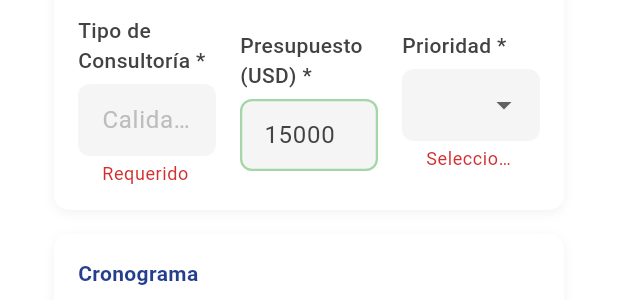
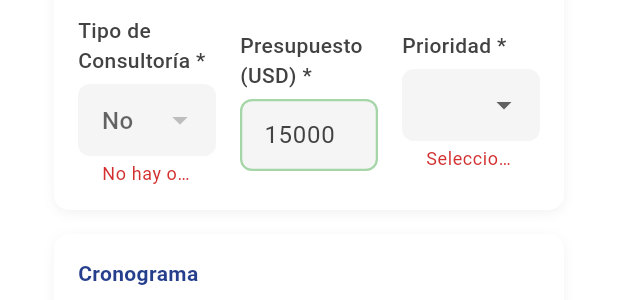
Before and after one commit to VictorDevCode21/project_manager, a Flutter app: the CreateProjectDialog widget shown alone on an empty page, opened directly, after a tap on "Crear Proyecto", on a phone screen of 412 x 824 dp. Shown: the part 735-1035 px from the top of the screen. Run offline on Flutter 3.47's test engine with Material 3 defaults, Android fonts, the phone set to English and light mode, and no system bars; our stand-ins replace cloud_firestore, firebase_auth, firebase_core, go_router; accounts and stored records are empty.

Commit message:
Implemented Dropdown Options button for strict consultingType options

```diff
--- a/lib/controllers/catalog_controller.dart
+++ b/lib/controllers/consulting_type_controller.dart
@@ -4,11 +4,11 @@ import 'package:firebase_auth/firebase_auth.dart';
 import 'package:prolab_unimet/models/consulting_types.dart';
 
 /// Catalog queries only (no UI here).
-class CatalogController {
+class ConsultingTypeController {
   final FirebaseFirestore _db;
   final FirebaseAuth _auth;
 
-  CatalogController({FirebaseFirestore? firestore, FirebaseAuth? auth})
+  ConsultingTypeController({FirebaseFirestore? firestore, FirebaseAuth? auth})
     : _db = firestore ?? FirebaseFirestore.instance,
       _auth = auth ?? FirebaseAuth.instance;
 
--- a/lib/controllers/project_controller.dart
+++ b/lib/controllers/project_controller.dart
@@ -1,11 +1,9 @@
-// lib/controllers/project_controller.dart
-import 'dart:developer' as dev; // structured logging
+import 'dart:developer' as dev;
 import 'package:flutter/foundation.dart' show debugPrint;
 import 'package:cloud_firestore/cloud_firestore.dart';
 import 'package:firebase_auth/firebase_auth.dart';
 import 'package:prolab_unimet/models/projects_model.dart';
 
-/// Coordinates project persistence and queries. No UI here.
 class ProjectController {
   final FirebaseFirestore _db;
   final FirebaseAuth _auth;
@@ -14,9 +12,6 @@ class ProjectController {
     : _db = firestore ?? FirebaseFirestore.instance,
       _auth = auth ?? FirebaseAuth.instance;
 
-  /// Creates a project owned by the current user.
-  /// Default status is PLANNING (rules also enforce this).
-  /// Adds search helpers: `nameLower` and `createdAt` (server timestamp).
   Future<String> createProject({
     required String name,
     required String client,
@@ -32,7 +27,6 @@ class ProjectController {
       throw Exception('No authenticated user found.');
     }
 
-    // 1) Normalize inputs
     final normalized = _normalizeInputs(
       name: name,
       client: client,
@@ -43,7 +37,6 @@ class ProjectController {
       endDate: endDate,
     );
 
-    // 2) Validate inputs
     _validateInputs(
       name: normalized.name,
       client: normalized.client,
@@ -54,11 +47,10 @@ class ProjectController {
       endDate: normalized.endDate,
     );
 
-    // 3) Prepare model and doc ref
     final projRef = _db.collection('projects').doc(); // auto-id
     final project = Project.newProject(
       id: projRef.id,
-      ownerId: user.uid, // must match rules
+      ownerId: user.uid,
       name: normalized.name,
       client: normalized.client,
       description: normalized.description,
@@ -67,21 +59,16 @@ class ProjectController {
       priority: priority,
       startDate: normalized.startDate,
       endDate: normalized.endDate,
-      // IMPORTANT: Project model may already set status; we still hard-set in payload below
     );
 
-    // 4) Log payload for debugging
     _logProjectPayload(stage: 'before_write', uid: user.uid, project: project);
 
     try {
-      // 5) Build raw map to inject enforced/default fields
       final data = project.toMap()
         ..addAll({
-          // Enforced by rules: must be PLANNING on create
-          'status': 'PLANNING',
-          // Lowercased name to support prefix search queries
+          'status': 'PLANNING', // enforced by rules
           'nameLower': project.name.toLowerCase(),
-          // Server timestamp for consistent ordering
+          'visibleTo': project.visibleTo, // <- ya incluye [ownerId]
           'createdAt': FieldValue.serverTimestamp(),
         });
 
@@ -99,11 +86,9 @@ class ProjectController {
         'message': e.message,
         'plugin': e.plugin,
       });
-
-      // Friendlier messages for UI
       if (e.code == 'permission-denied') {
         throw Exception(
-          '[permission-denied] You are not allowed to write this document. Check ownerId and Firestore rules.',
+          '[permission-denied] You are not allowed to write this document. Check ownerId, role claim and security rules.',
         );
       }
       if (e.code == 'failed-precondition') {
@@ -121,29 +106,6 @@ class ProjectController {
     }
   }
 
-  // ---------------- Queries ----------------
-
-  /// Wire values for status to avoid typos across app/rules.
-  /// Keep in sync with security rules and any backend code.
-  // enum ProjectStatus { planning, inProgress, completed, archived }
-
-  // extension ProjectStatusX on ProjectStatus {
-  //   String get wire {
-  //     switch (this) {
-  //       case ProjectStatus.planning:
-  //         return 'PLANNING';
-  //       case ProjectStatus.inProgress:
-  //         return 'IN_PROGRESS';
-  //       case ProjectStatus.completed:
-  //         return 'COMPLETED';
-  //       case ProjectStatus.archived:
-  //         return 'ARCHIVED';
-  //     }
-  //   }
-  // }
-
-  /// Streams projects owned by the current user ordered by recency.
-  /// Useful for simple lists without filters or search.
   Stream<List<Project>> streamOwnedProjects({int limit = 50}) {
     final user = _auth.currentUser;
     if (user == null) {
@@ -158,18 +120,6 @@ class ProjectController {
         .map((snap) => snap.docs.map(Project.fromDoc).toList());
   }
 
-  /// Streams projects with optional filters (status, consultingType) and
-  /// optional prefix search on project name (case-insensitive via `nameLower`).
-  ///
-  /// Indexes you will need (create them in console or firestore.indexes.json):
-  /// - ownerId ASC, createdAt DESC
-  /// - ownerId ASC, status ASC, createdAt DESC
-  /// - ownerId ASC, consultingType ASC, createdAt DESC
-  /// - ownerId ASC, status ASC, consultingType ASC, createdAt DESC
-  /// - ownerId ASC, nameLower ASC
-  /// - ownerId ASC, status ASC, nameLower ASC
-  /// - ownerId ASC, consultingType ASC, nameLower ASC
-  /// - ownerId ASC, status ASC, consultingType ASC, nameLower ASC
   Stream<QuerySnapshot<Map<String, dynamic>>> watchProjects({
     ProjectStatus? statusFilter,
     String? consultingTypeFilter,
@@ -198,7 +148,6 @@ class ProjectController {
     final hasSearch = s != null && s.isNotEmpty;
 
     if (hasSearch) {
-      // Range queries require ordering by the same field
       q = q.orderBy('nameLower').startAt([s]).endAt(['$s\uf8ff']);
     } else {
       q = q.orderBy('createdAt', descending: true);
@@ -207,9 +156,6 @@ class ProjectController {
     return q.limit(limit).snapshots();
   }
 
-  // --------------- Helpers: validation, normalization, logging ---------------
-
-  /// Normalizes text fields (trim) and returns a typed holder.
   _Normalized _normalizeInputs({
     required String name,
     required String client,
@@ -230,7 +176,6 @@ class ProjectController {
     );
   }
 
-  /// Validates input. Throws ArgumentError with a clear message.
   void _validateInputs({
     required String name,
     required String client,
@@ -252,14 +197,12 @@ class ProjectController {
     if (consultingType.isEmpty || consultingType.length < 3) {
       throw ArgumentError('Consulting type must be at least 3 characters.');
     }
-
     if (budgetUsd.isNaN || budgetUsd.isInfinite || budgetUsd <= 0) {
       throw ArgumentError('Budget must be a valid positive number.');
     }
     if (budgetUsd > 1e9) {
       throw ArgumentError('Budget looks unrealistically large.');
     }
-
     if (endDate.isBefore(startDate)) {
       throw ArgumentError('End date cannot be before start date.');
     }
@@ -270,7 +213,6 @@ class ProjectController {
     }
   }
 
-  /// Logs a compact snapshot of the project to help debug payload issues.
   void _logProjectPayload({
     required String stage,
     required String uid,
@@ -288,6 +230,7 @@ class ProjectController {
       'startDate': project.startDate.toIso8601String(),
       'endDate': project.endDate.toIso8601String(),
       'consultingType': project.consultingType,
+      'visibleTo': project.visibleTo, // <-- log útil para depurar reglas
       'desc_len': project.description.length,
     };
     debugPrint('[ProjectController] payload: $data');
@@ -305,7 +248,6 @@ class ProjectController {
   }
 }
 
-/// Internal normalized holder to keep code tidy.
 class _Normalized {
   final String name;
   final String client;
--- a/lib/models/projects_model.dart
+++ b/lib/models/projects_model.dart
@@ -54,6 +54,7 @@ class Project {
   final DateTime startDate;
   final DateTime endDate;
   final DateTime? createdAt; // server timestamp at creation
+  final List<String> visibleTo;
 
   Project({
     required this.id,
@@ -69,6 +70,7 @@ class Project {
     required this.startDate,
     required this.endDate,
     required this.createdAt,
+    required this.visibleTo,
   });
 
   /// Factory used by the controller when creating a new project.
@@ -99,6 +101,7 @@ class Project {
       startDate: startDate,
       endDate: endDate,
       createdAt: null, // will be set by server FieldValue.serverTimestamp()
+      visibleTo: <String>[ownerId],
     );
   }
 
@@ -120,6 +123,7 @@ class Project {
       'status': status.wire,
       'startDate': Timestamp.fromDate(startDate),
       'endDate': Timestamp.fromDate(endDate),
+      'visibleTo': visibleTo,
       // createdAt is set in the controller with FieldValue.serverTimestamp()
     };
   }
@@ -129,6 +133,9 @@ class Project {
     final tsStart = d['startDate'] as Timestamp?;
     final tsEnd = d['endDate'] as Timestamp?;
     final tsCreated = d['createdAt'] as Timestamp?;
+    final vt =
+        (d['visibleTo'] as List?)?.whereType<String>().toList() ??
+        const <String>[];
 
     return Project(
       id: d['id'] as String? ?? doc.id,
@@ -148,6 +155,7 @@ class Project {
       startDate: tsStart?.toDate() ?? DateTime.fromMillisecondsSinceEpoch(0),
       endDate: tsEnd?.toDate() ?? DateTime.fromMillisecondsSinceEpoch(0),
       createdAt: tsCreated?.toDate(),
+      visibleTo: vt,
     );
   }
 }
--- a/lib/views/components/forms/create_project.dart
+++ b/lib/views/components/forms/create_project.dart
@@ -2,6 +2,8 @@
 import 'package:flutter/material.dart';
 import 'package:flutter/services.dart';
 import 'package:prolab_unimet/models/projects_model.dart'; // where ProjectPriority lives
+import 'package:prolab_unimet/widgets/app_dropdown.dart'; // reusable dropdown
+import 'package:prolab_unimet/controllers/consulting_type_controller.dart'; // stream for consulting types
 
 // UI-only DTO that the View returns to Controller
 class ProjectCreateData {
@@ -44,12 +46,17 @@ class _CreateProjectDialogState extends State<CreateProjectDialog> {
   final _clientCtrl = TextEditingController();
   final _descCtrl = TextEditingController();
   final _budgetCtrl = TextEditingController(text: '15000');
-  final _typeCtrl = TextEditingController(); // simple text for consulting type
 
   // --- Dropdowns & dates ---
   ProjectPriority? _priority;
   DateTime? _startDate;
   DateTime? _endDate;
+
+  // Selected consulting type value from dropdown
+  String? _selectedConsultingType;
+
+  // Controller to get consulting types from Firestore
+  final _ctController = ConsultingTypeController();
 
   @override
   void dispose() {
@@ -57,7 +64,6 @@ class _CreateProjectDialogState extends State<CreateProjectDialog> {
     _clientCtrl.dispose();
     _descCtrl.dispose();
     _budgetCtrl.dispose();
-    _typeCtrl.dispose();
     super.dispose();
   }
 
@@ -190,19 +196,84 @@ class _CreateProjectDialogState extends State<CreateProjectDialog> {
                         ],
                       ),
                       const SizedBox(height: 12),
+
+                      // ---------- Consulting Type dropdown fed by Firestore ----------
                       Row(
                         children: [
                           Expanded(
-                            child: _input(
-                              label: 'Tipo de Consultoría *',
-                              controller: _typeCtrl,
-                              hint:
-                                  'Calidad Ambiental / Construcción / Tecnología...',
-                              validator: (v) => (v == null || v.trim().isEmpty)
-                                  ? 'Requerido'
-                                  : null,
-                              inputFormatters: [
-                                FilteringTextInputFormatter.deny(RegExp(r'\n')),
+                            child: Column(
+                              crossAxisAlignment: CrossAxisAlignment.start,
+                              children: [
+                                const Text(
+                                  'Tipo de Consultoría *',
+                                  style: TextStyle(fontWeight: FontWeight.w500),
+                                ),
+                                const SizedBox(height: 6),
+                                StreamBuilder<List<String>>(
+                                  stream: _ctController
+                                      .streamConsultingTypeNames(),
+                                  builder: (context, snap) {
+                                    // Loading state
+                                    if (snap.connectionState ==
+                                            ConnectionState.waiting &&
+                                        !snap.hasData) {
+                                      return const SizedBox(
+                                        height: 52,
+                                        child: Center(
+                                          child: CircularProgressIndicator(),
+                                        ),
+                                      );
+                                    }
+
+                                    // Error state with a minimal fallback
+                                    if (snap.hasError) {
+                                      return Text(
+                                        'Error cargando tipos: ${snap.error}',
+                                        style: const TextStyle(
+                                          color: Colors.red,
+                                        ),
+                                      );
+                                    }
+
+                                    final items = (snap.data ?? [])
+                                        .where((e) => e.trim().isNotEmpty)
+                                        .toList();
+
+                                    // If there are no items, show a disabled dropdown
+                                    if (items.isEmpty) {
+                                      return AppDropdown<String>(
+                                        items: const [],
+                                        value: null,
+                                        labelOf: (x) => x,
+                                        onChanged: null,
+                                        hintText: 'No hay tipos de consultoría',
+                                        validator: (_) =>
+                                            'No hay opciones disponibles',
+                                      );
+                                    }
+
+                                    // Keep selection if still present, otherwise null
+                                    if (_selectedConsultingType != null &&
+                                        !items.contains(
+                                          _selectedConsultingType,
+                                        )) {
+                                      _selectedConsultingType = null;
+                                    }
+
+                                    return AppDropdown<String>(
+                                      items: items,
+                                      value: _selectedConsultingType,
+                                      labelOf: (x) => x,
+                                      hintText: 'Selecciona una opción',
+                                      onChanged: (val) => setState(
+                                        () => _selectedConsultingType = val,
+                                      ),
+                                      validator: (v) => v == null
+                                          ? 'Selecciona el tipo de consultoría'
+                                          : null,
+                                    );
+                                  },
+                                ),
                               ],
                             ),
                           ),
@@ -337,28 +408,19 @@ class _CreateProjectDialogState extends State<CreateProjectDialog> {
                           );
                           return;
                         }
+                        if (_selectedConsultingType == null) {
+                          ScaffoldMessenger.of(context).showSnackBar(
+                            const SnackBar(
+                              content: Text(
+                                'Selecciona el tipo de consultoría',
+                              ),
+                            ),
+                          );
+                          return;
+                        }
 
                         final budget = double.parse(
                           _budgetCtrl.text.replaceAll(',', '.'),
-                        );
-
-                        // Debug prints (UI layer)
-                        debugPrint(
-                          '[CreateProjectDialog] name=${_nameCtrl.text}',
-                        );
-                        debugPrint(
-                          '[CreateProjectDialog] client=${_clientCtrl.text}',
-                        );
-                        debugPrint(
-                          '[CreateProjectDialog] description=${_descCtrl.text}',
-                        );
-                        debugPrint(
-                          '[CreateProjectDialog] consultingType=${_typeCtrl.text}',
-                        );
-                        debugPrint('[CreateProjectDialog] budget=$budget');
-                        debugPrint('[CreateProjectDialog] priority=$_priority');
-                        debugPrint(
-                          '[CreateProjectDialog] start=${_startDate!.toIso8601String()} end=${_endDate!.toIso8601String()}',
                         );
 
                         Navigator.of(context).pop(
@@ -366,7 +428,8 @@ class _CreateProjectDialogState extends State<CreateProjectDialog> {
                             name: _nameCtrl.text.trim(),
                             client: _clientCtrl.text.trim(),
                             description: _descCtrl.text.trim(),
-                            consultingType: _typeCtrl.text.trim(),
+                            consultingType: _selectedConsultingType!
+                                .trim(), // dropdown value
                             budgetUsd: budget,
                             priority: _priority!,
                             startDate: _startDate!,
@@ -460,17 +523,6 @@ class _CreateProjectDialogState extends State<CreateProjectDialog> {
 
   /// Priority dropdown (enum -> human label).
   Widget _priorityDropdown() {
-    String label(ProjectPriority p) {
-      switch (p) {
-        case ProjectPriority.low:
-          return 'Baja';
-        case ProjectPriority.medium:
-          return 'Media';
-        case ProjectPriority.high:
-          return 'Alta';
-      }
-    }
-
     return Column(
       crossAxisAlignment: CrossAxisAlignment.start,
       children: [
--- a/lib/views/projects_view.dart
+++ b/lib/views/projects_view.dart
@@ -282,8 +282,9 @@ class _ProjectsViewState extends State<ProjectsView> {
                       final projects = (snap.data ?? const <Project>[])
                           // Optional client-side filter by status
                           .where((p) {
-                            if (_selectedStatus == 'Todos los estados')
+                            if (_selectedStatus == 'Todos los estados') {
                               return true;
+                            }
                             switch (_selectedStatus) {
                               case 'Planificación':
                                 return p.status == ProjectStatus.planning;
--- /dev/null
+++ b/lib/widgets/app_dropdown.dart
@@ -0,0 +1,96 @@
+// lib/widgets/app_dropdown.dart
+import 'package:flutter/material.dart';
+
+/// Reusable, form-friendly dropdown.
+/// - Generic over type T
+/// - You control how each item is labeled via `labelOf`
+/// - Plays nicely with Form/Validator (DropdownButtonFormField)
+/// - Optional "None"/placeholder state when `value` is null
+class AppDropdown<T> extends StatelessWidget {
+  /// Items to render as options.
+  final List<T> items;
+
+  /// Currently selected value (can be null if you want a placeholder).
+  final T? value;
+
+  /// Map an item to the visible label.
+  final String Function(T) labelOf;
+
+  /// Callback when selection changes.
+  final void Function(T?)? onChanged;
+
+  /// Optional validator integrated with Form.
+  final String? Function(T?)? validator;
+
+  /// Optional label shown inside the input decoration.
+  final String? labelText;
+
+  /// Optional hint text shown when no value is selected.
+  final String? hintText;
+
+  /// Whether the field is enabled.
+  final bool enabled;
+
+  /// Optional flag to expand the dropdown to fill available width.
+  final bool isExpanded;
+
+  /// Optional icon override.
+  final Widget? icon;
+
+  /// Optional helper/error text below the field.
+  final String? helperText;
+
+  /// Optional item builder hook if you need custom row widgets per item.
+  final Widget Function(BuildContext, T)? itemBuilder;
+
+  const AppDropdown({
+    super.key,
+    required this.items,
+    required this.labelOf,
+    this.value,
+    this.onChanged,
+    this.validator,
+    this.labelText,
+    this.hintText,
+    this.enabled = true,
+    this.isExpanded = true,
+    this.icon,
+    this.helperText,
+    this.itemBuilder,
+  });
+
+  InputDecoration _decoration(BuildContext context) => InputDecoration(
+    labelText: labelText,
+    hintText: hintText,
+    helperText: helperText,
+    filled: true,
+    fillColor: enabled ? Colors.grey[100] : Colors.grey[200],
+    border: OutlineInputBorder(
+      borderRadius: BorderRadius.circular(8),
+      borderSide: BorderSide.none,
+    ),
+    contentPadding: const EdgeInsets.symmetric(horizontal: 12, vertical: 12),
+  );
+
+  @override
+  Widget build(BuildContext context) {
+    return DropdownButtonFormField<T>(
+      initialValue: value,
+      items: items
+          .map(
+            (e) => DropdownMenuItem<T>(
+              value: e,
+              child: itemBuilder != null
+                  ? itemBuilder!(context, e)
+                  : Text(labelOf(e)),
+            ),
+          )
+          .toList(),
+      onChanged: enabled ? onChanged : null,
+      validator: validator,
+      isExpanded: isExpanded,
+      icon: icon,
+      decoration: _decoration(context),
+    );
+  }
+}
```
